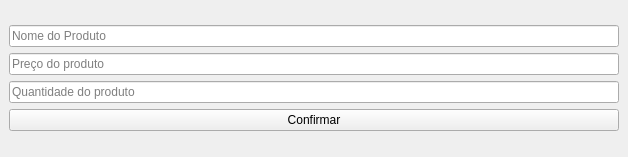
Qt form server/src/screen/ui/add_product.ui (JonasCGN/Projeto-Final-POO-II) before a commit.
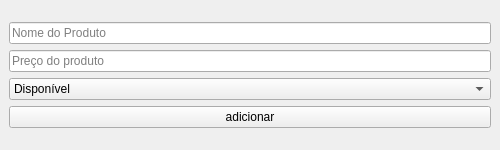
The same form after that commit.

Commit message: Refatoração: Removendo importações e arquivos não utilizados, atualizando os componentes da interface para disponibilidade de produtos tanto para cliente como para o servidor.

Diff of the .ui file:
```diff
--- a/server/src/screen/ui/add_product.ui
+++ b/server/src/screen/ui/add_product.ui
@@ -6,8 +6,8 @@
    <rect>
     <x>0</x>
     <y>0</y>
-    <width>628</width>
-    <height>157</height>
+    <width>500</width>
+    <height>150</height>
    </rect>
   </property>
   <property name="windowTitle">
@@ -41,19 +41,23 @@
        </widget>
       </item>
       <item>
-       <widget class="QLineEdit" name="lineEdit_quantidade">
+       <widget class="QComboBox" name="comboBox_disponibilidade">
+        <item>
         <property name="text">
-         <string/>
-        </property>
-        <property name="placeholderText">
-         <string>Quantidade do produto</string>
-        </property>
+          <string>Disponível</string>
+         </property>
+        </item>
+        <item>
+         <property name="text">
+          <string>Indisponível</string>
+         </property>
+        </item>
        </widget>
       </item>
       <item>
        <widget class="QPushButton" name="pushButton_confim">
         <property name="text">
-         <string>Confirmar</string>
+         <string>adicionar</string>
         </property>
        </widget>
       </item>
```
Lines whose indentation alone changed are shown as unchanged. The commit also changes 20 other files.
